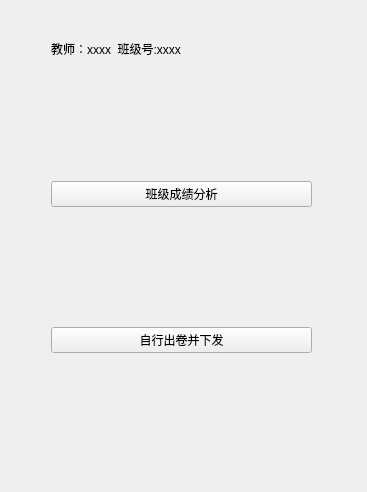
The window that teacherinterface.ui (Cabbage-Cat/SelfTestSystemProject) describes before a commit, drawn with Qt 5.
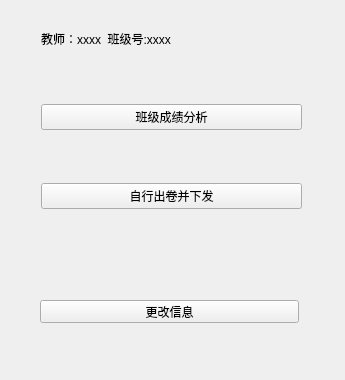
The same window after the commit.

The edit to the form file:
```diff
--- a/teacherinterface.ui
+++ b/teacherinterface.ui
@@ -6,33 +6,20 @@
    <rect>
     <x>0</x>
     <y>0</y>
-    <width>367</width>
-    <height>492</height>
+    <width>345</width>
+    <height>380</height>
    </rect>
   </property>
   <property name="windowTitle">
    <string>Form</string>
   </property>
-  <widget class="QLabel" name="teacherInfoLabel">
+  <widget class="QWidget" name="layoutWidget">
    <property name="geometry">
     <rect>
-     <x>51</x>
-     <y>41</y>
+     <x>41</x>
+     <y>57</y>
      <width>261</width>
-     <height>16</height>
-    </rect>
-   </property>
-   <property name="text">
-    <string>教师：xxxx  班级号:xxxx</string>
-   </property>
-  </widget>
-  <widget class="QWidget" name="">
-   <property name="geometry">
-    <rect>
-     <x>51</x>
-     <y>67</y>
-     <width>261</width>
-     <height>401</height>
+     <height>201</height>
     </rect>
    </property>
    <layout class="QVBoxLayout" name="verticalLayout">
@@ -52,6 +39,32 @@
     </item>
    </layout>
   </widget>
+  <widget class="QLabel" name="teacherInfoLabel">
+   <property name="geometry">
+    <rect>
+     <x>41</x>
+     <y>31</y>
+     <width>261</width>
+     <height>16</height>
+    </rect>
+   </property>
+   <property name="text">
+    <string>教师：xxxx  班级号:xxxx</string>
+   </property>
+  </widget>
+  <widget class="QPushButton" name="changeInfoPushButton">
+   <property name="geometry">
+    <rect>
+     <x>40</x>
+     <y>300</y>
+     <width>259</width>
+     <height>23</height>
+    </rect>
+   </property>
+   <property name="text">
+    <string>更改信息</string>
+   </property>
+  </widget>
  </widget>
  <resources/>
  <connections/>
```
